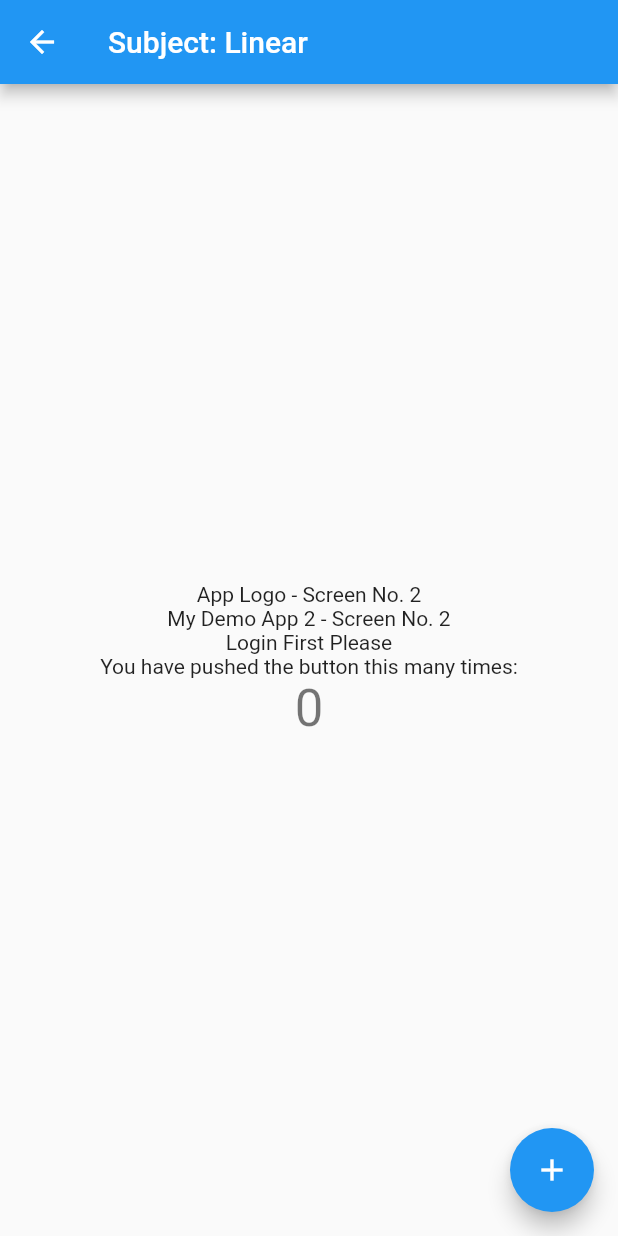
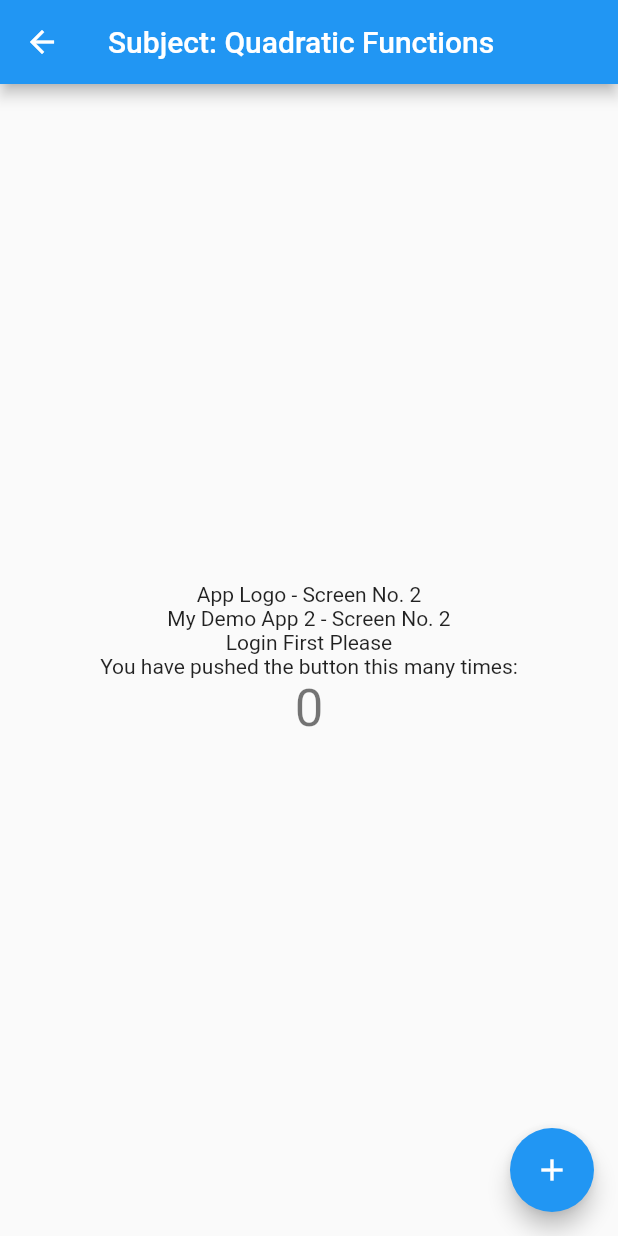
Before and after one commit to norivera/CS4750_StemCompanion, a Flutter app: the AlgebraPage screen opened directly, after a tap on "Quadratic", on a phone screen of 412 x 824 dp. Run offline on Flutter 3.47's test engine with Material 2 defaults, Android fonts, the phone set to English and light mode, and no system bars.

Commit message:
added navigaton pages for the algebra section

```diff
--- a/lib/algebra_page.dart
+++ b/lib/algebra_page.dart
@@ -1,4 +1,6 @@
 import 'package:flutter/material.dart';
+import 'package:steam_companion/cubic_info.dart';
+import 'package:steam_companion/quadratic_info.dart';
 import './linear_info.dart';
 
 
@@ -31,7 +33,7 @@ class _AlgebraPageState extends State<AlgebraPage> {
                 child: const Center(child: Text('Linear')),
               ),
               onTap: () {
-                Navigator.push(context, MaterialPageRoute(builder: (context) => const LinearPage(title: 'Subject: Linear')));
+                Navigator.push(context, MaterialPageRoute(builder: (context) => const LinearPage(title: 'Subject: Linear Functions')));
               },
             ),
             ListTile(
@@ -41,7 +43,7 @@ class _AlgebraPageState extends State<AlgebraPage> {
                 child: const Center(child: Text('Quadratic')),
               ),
               onTap: () {
-                Navigator.push(context, MaterialPageRoute(builder: (context) => const LinearPage(title: 'Subject: Linear')));
+                Navigator.push(context, MaterialPageRoute(builder: (context) => const QuadraticPage(title: 'Subject: Quadratic Functions')));
               },
             ),
             ListTile(
@@ -51,7 +53,7 @@ class _AlgebraPageState extends State<AlgebraPage> {
                 child: const Center(child: Text('Cubic')),
               ),
               onTap: () {
-                Navigator.push(context, MaterialPageRoute(builder: (context) => const LinearPage(title: 'Subject: Linear')));
+                Navigator.push(context, MaterialPageRoute(builder: (context) => const CubicPage(title: 'Subject: Cubic Functions')));
               },
             ),
           ],
--- /dev/null
+++ b/lib/quadratic_info.dart
@@ -0,0 +1,68 @@
+import 'package:flutter/material.dart';
+
+
+class QuadraticPage extends StatefulWidget {
+  const QuadraticPage({Key? key, required this.title}) : super(key: key);
+
+  final String title;
+
+  @override
+  _QuadraticPageState createState() => _QuadraticPageState();
+}
+
+class _QuadraticPageState extends State<QuadraticPage> {
+  int _counter = 0;
+
+  void _incrementCounter() {
+    setState(() {
+
+      _counter++;
+    });
+/*    Navigator.push(
+      context,
+      MaterialPageRoute(builder: (context) =>  const MyThirdPage(title: 'Page No. 3')),
+    );*/
+
+  }
+
+  @override
+  Widget build(BuildContext context) {
+
+    return Scaffold(
+      appBar: AppBar(
+
+        title: Text(widget.title),
+      ),
+      body: Center(
+
+        child: Column(
+
+          mainAxisAlignment: MainAxisAlignment.center,
+          children: <Widget>[
+            const Text(
+              'App Logo - Screen No. 2',
+            ),
+            const Text(
+              'My Demo App 2 - Screen No. 2',
+            ),
+            const Text(
+              'Login First Please',
+            ),
+            const Text(
+              'You have pushed the button this many times:',
+            ),
+            Text(
+              '$_counter',
+              style: Theme.of(context).textTheme.headline4,
+            ),
+          ],
+        ),
+      ),
+      floatingActionButton: FloatingActionButton(
+        onPressed: _incrementCounter,
+        tooltip: 'Increment',
+        child: const Icon(Icons.add),
+      ), // This trailing comma makes auto-formatting nicer for build methods.
+    );
+  }
+}
```
Also changed, not shown: lib/cubic_info.dart (added, +68 -0 lines).
